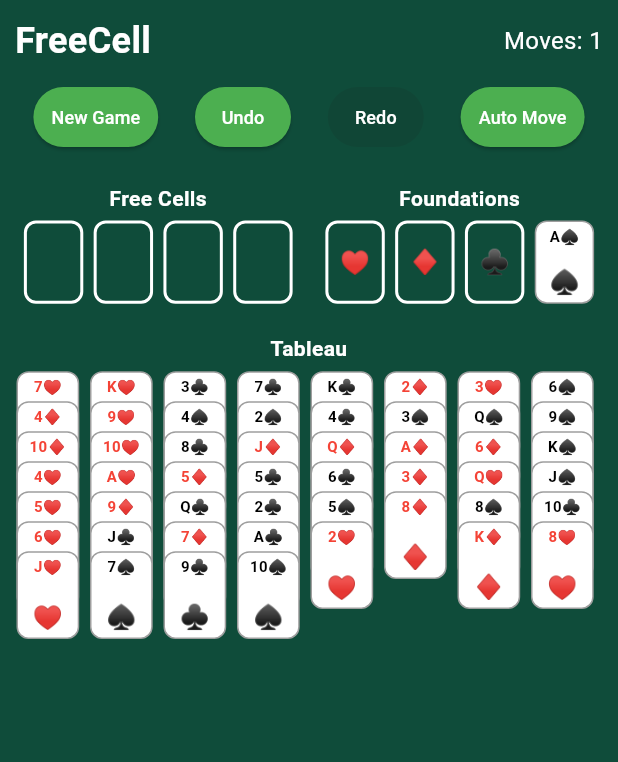
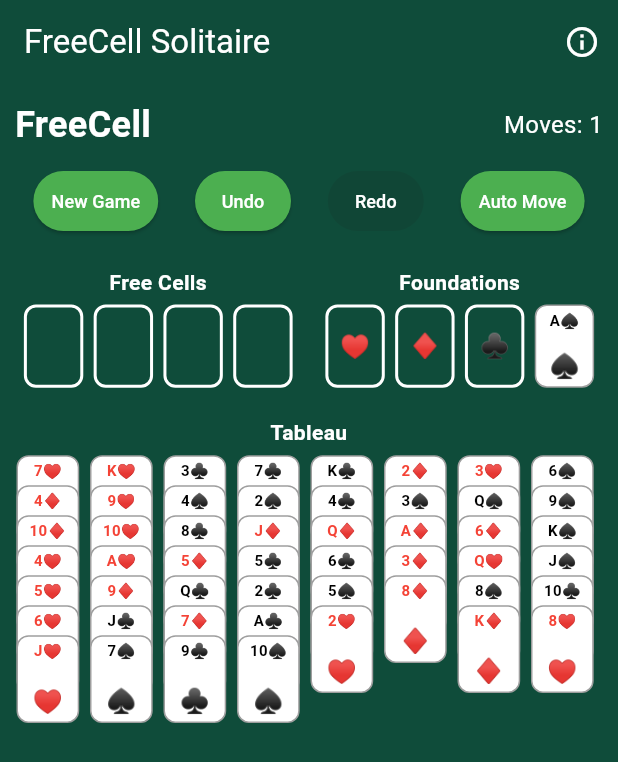
Before and after one commit to gabiteodoru/freecell, a Flutter app: the screen it shows after launch, on a phone screen of 412 x 824 dp. Shown: the top 762 px of the screen. Run offline on Flutter 3.47's test engine with Material 3 defaults, Android fonts, the phone set to English and light mode, and no system bars.

Commit message:
Add open-source educational branding and critical gotchas
- Rebrand as "Open Source Learning Tool" for developers and students
- Add comprehensive learning resources section to README
- Include React Native drag & drop warning (saves 6+ hours debugging)
- Add Java 17 requirement gotcha for Flutter Android builds
- Update app store description to emphasize educational value
- Add in-app about screen with GitHub link
- Fix FreeCell solvability claim (99.999% not 100%)

🤖 Generated with [Claude Code](https://claude.ai/code)

Co-Authored-By: Claude <noreply@anthropic.com>

```diff
--- a/mobile/lib/main.dart
+++ b/mobile/lib/main.dart
@@ -276,6 +276,43 @@ class _FreeCellGameState extends State<FreeCellGame> {
 
     return Scaffold(
       backgroundColor: const Color(0xFF0F4C3A),
+      appBar: AppBar(
+        title: const Text('FreeCell Solitaire'),
+        backgroundColor: const Color(0xFF0F4C3A),
+        foregroundColor: Colors.white,
+        elevation: 0,
+        actions: [
+          IconButton(
+            icon: const Icon(Icons.info_outline),
+            onPressed: () => showAboutDialog(
+              context: context,
+              applicationName: 'FreeCell Solitaire',
+              applicationVersion: '1.0.0',
+              applicationLegalese: '© 2025 Gabi Teodoru\nOpen Source Learning Tool',
+              children: [
+                const SizedBox(height: 16),
+                const Text('An educational project showcasing modern game development techniques.'),
+                const SizedBox(height: 8),
+                GestureDetector(
+                  onTap: () {
+                    // Note: In a real app, you'd use url_launcher package
+                    ScaffoldMessenger.of(context).showSnackBar(
+                      const SnackBar(content: Text('GitHub: github.com/gabiteodoru/freecell')),
+                    );
+                  },
+                  child: const Text(
+                    'View source code on GitHub:\ngithub.com/gabiteodoru/freecell',
+                    style: TextStyle(
+                      color: Colors.blue,
+                      decoration: TextDecoration.underline,
+                    ),
+                  ),
+                ),
+              ],
+            ),
+          ),
+        ],
+      ),
       body: SafeArea(
         child: SingleChildScrollView(
           padding: const EdgeInsets.all(10),
```
Also changed, not shown: 3 other files.
